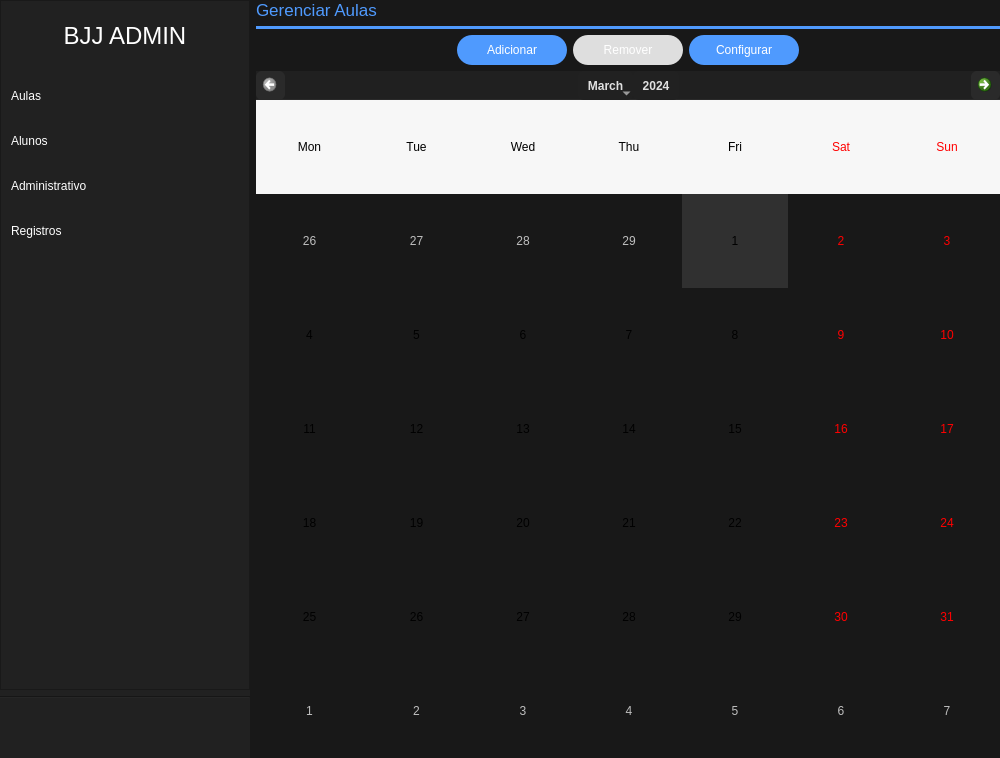
vitorcarnieli/desktop-bjjadmin, file views/ui/raw/main_view.ui: the form before one commit.
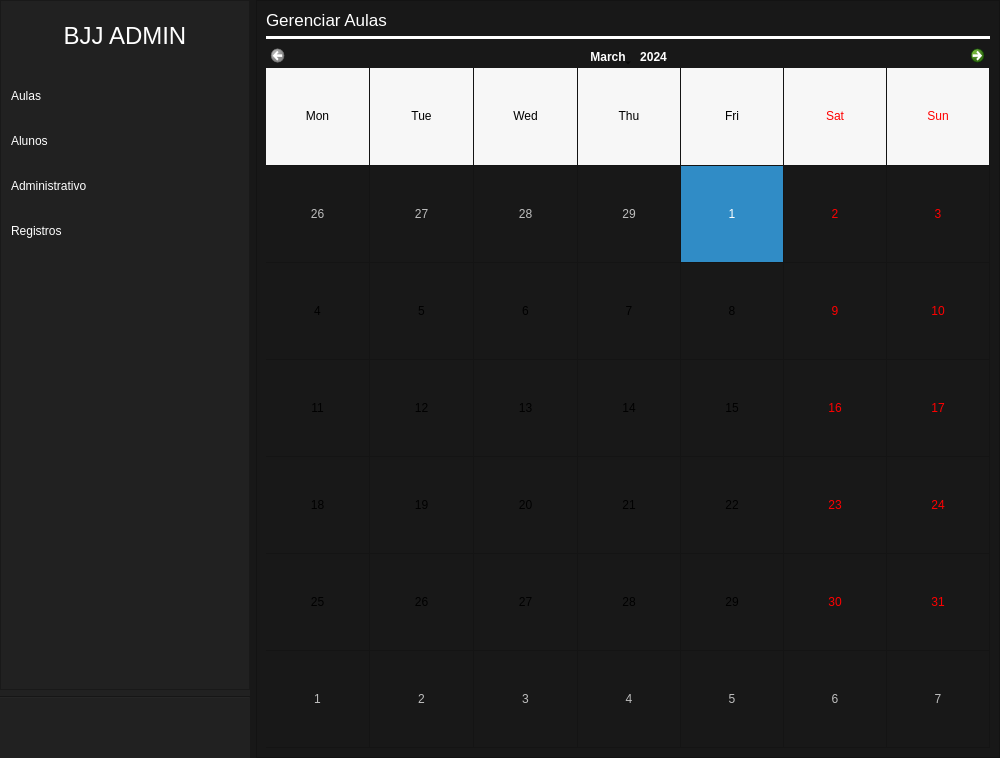
The form after the commit. The open tabs and pages were chosen to show the change. Icons and pictures are not drawn.

Commit message: feat: crud lessons

What changed in the file:
```diff
--- a/views/ui/raw/main_view.ui
+++ b/views/ui/raw/main_view.ui
@@ -349,6 +349,19 @@
          <number>0</number>
         </property>
         <item>
+         <widget class="QFrame" name="frame">
+          <property name="styleSheet">
+           <string notr="true">QFrame {
+margin-left: 0px;}</string>
+          </property>
+          <property name="frameShape">
+           <enum>QFrame::Shape::StyledPanel</enum>
+          </property>
+          <property name="frameShadow">
+           <enum>QFrame::Shadow::Raised</enum>
+          </property>
+          <layout class="QVBoxLayout" name="verticalLayout_7">
+           <item>
          <layout class="QVBoxLayout" name="verticalLayout">
           <property name="bottomMargin">
            <number>0</number>
@@ -361,7 +374,7 @@
              </font>
             </property>
             <property name="styleSheet">
-             <string notr="true">color: #4F9AFE</string>
+                <string notr="true">color: rgb(255, 255, 255);</string>
             </property>
             <property name="text">
              <string>Gerenciar Aulas</string>
@@ -372,182 +385,41 @@
            <widget class="Line" name="line_page_account">
             <property name="styleSheet">
              <string notr="true"> border: none;
-                            background: #4F9AFE;</string>
+                        background: rgb(255, 255, 255);</string>
             </property>
             <property name="orientation">
              <enum>Qt::Orientation::Horizontal</enum>
             </property>
            </widget>
-          </item>
-         </layout>
-        </item>
-        <item>
-         <layout class="QHBoxLayout" name="horizontalLayout">
-          <property name="topMargin">
-           <number>0</number>
-          </property>
-          <item>
-           <spacer name="horizontalSpacer">
-            <property name="orientation">
-             <enum>Qt::Orientation::Horizontal</enum>
-            </property>
-            <property name="sizeHint" stdset="0">
-             <size>
-              <width>40</width>
-              <height>20</height>
-             </size>
-            </property>
-           </spacer>
-          </item>
-          <item>
-           <widget class="QPushButton" name="btn_add_account">
-            <property name="enabled">
-             <bool>true</bool>
-            </property>
-            <property name="minimumSize">
-             <size>
-              <width>110</width>
-              <height>30</height>
-             </size>
-            </property>
-            <property name="maximumSize">
-             <size>
-              <width>250</width>
-              <height>30</height>
-             </size>
-            </property>
-            <property name="styleSheet">
-             <string notr="true">QPushButton {
-                            background: #4F9AFE;
-                            color: white;
-                            border-radius: 15px;
-                            }
-
-                            QPushButton:hover {
-                            background-color: rgb(59, 116, 190);
-                            color: white;
-                            }
-
-                            QPushButton:disabled{
-                            background-color: rgb(222, 222, 222);
-                            }</string>
-            </property>
-            <property name="text">
-             <string>Adicionar</string>
-            </property>
-            <property name="icon">
-             <iconset>
-              <normaloff>../../../../../2tec/engagement-telegram/views/icons/plus.png</normaloff>../../../../../2tec/engagement-telegram/views/icons/plus.png</iconset>
-            </property>
-           </widget>
-          </item>
-          <item>
-           <widget class="QPushButton" name="btn_remove_account">
-            <property name="enabled">
-             <bool>false</bool>
-            </property>
-            <property name="minimumSize">
-             <size>
-              <width>110</width>
-              <height>30</height>
-             </size>
-            </property>
-            <property name="maximumSize">
-             <size>
-              <width>250</width>
-              <height>30</height>
-             </size>
-            </property>
-            <property name="styleSheet">
-             <string notr="true">QPushButton {
-                            background: #4F9AFE;
-                            color: white;
-                            border-radius: 15px;
-                            }
-
-                            QPushButton:hover {
-                            background-color: rgb(59, 116, 190);
-                            color: white;
-                            }
-
-                            QPushButton:disabled{
-                            background-color: rgb(222, 222, 222);
-                            }</string>
-            </property>
-            <property name="text">
-             <string>Remover</string>
-            </property>
-            <property name="icon">
-             <iconset>
-              <normaloff>../../../../../2tec/engagement-telegram/views/icons/delete.png</normaloff>../../../../../2tec/engagement-telegram/views/icons/delete.png</iconset>
-            </property>
-           </widget>
-          </item>
-          <item>
-           <widget class="QPushButton" name="btn_lesson_configuration">
-            <property name="minimumSize">
-             <size>
-              <width>110</width>
-              <height>30</height>
-             </size>
-            </property>
-            <property name="styleSheet">
-             <string notr="true">QPushButton {
-                            background: #4F9AFE;
-                            color: white;
-                            border-radius: 15px;
-                            }
-
-                            QPushButton:hover {
-                            background-color: rgb(59, 116, 190);
-                            color: white;
-                            }
-
-                            QPushButton:disabled{
-                            background-color: rgb(222, 222, 222);
-                            }</string>
-            </property>
-            <property name="text">
-             <string>Configurar</string>
-            </property>
-           </widget>
-          </item>
-          <item>
-           <spacer name="horizontalSpacer_2">
-            <property name="orientation">
-             <enum>Qt::Orientation::Horizontal</enum>
-            </property>
-            <property name="sizeHint" stdset="0">
-             <size>
-              <width>40</width>
-              <height>20</height>
-             </size>
-            </property>
-           </spacer>
-          </item>
-         </layout>
         </item>
         <item>
          <widget class="QCalendarWidget" name="calendarWidget">
           <property name="styleSheet">
-           <string notr="true">QCalendarWidget {
-	background-color: #181818;
-	color: #e0e0e0;
-	border: 1px solid #2a2a2a;
+                <string notr="true">/* QCalendarWidget - Estilo Moderno */
+QCalendarWidget {
+    background-color: rgb(32, 32, 32);
+    border: 1px solid rgb(60, 60, 60);
+    border-radius: 12px;
+    padding: 8px;
 }
 
-/* Barra de navegação (mês/ano) */
+/* Barra de navegação superior */
 QCalendarWidget QWidget#qt_calendar_navigationbar {
-	background-color: #202020;
-	border-bottom: 1px solid #2a2a2a;
+    background-color: rgb(40, 40, 40);
+    border-radius: 0px;
+    padding: 4px;
+    margin-bottom: 0px;
 }
 
-/* Botões de navegação */
+/* Botões de navegação (anterior/próximo) */
 QCalendarWidget QToolButton {
-	color: #e0e0e0;
-	background-color: #2a2a2a;
-	border-radius: 6px;
-	padding: 5px;
+    background-color: rgb(50, 50, 50);
+    border: 1px solid rgb(70, 70, 70);
+    border-radius: 6px;
+    color: rgb(220, 220, 220);
+    padding: 6px;
+    margin: 2px;
+    font-weight: bold;
 }
 
 QCalendarWidget QToolButton:hover {
@@ -558,44 +430,177 @@
 	background-color: #505050;
 }
 
-/* Label do mês/ano */
-QCalendarWidget QToolButton#qt_calendar_monthbutton,
+/* Botão do menu (dropdown ano/mês) */
+QCalendarWidget QToolButton::menu-indicator {
+    image: none;
+    width: 0px;
+}
+
+/* Setas de navegação */
+QCalendarWidget QToolButton#qt_calendar_prevmonth {
+    qproperty-icon: url(none);
+    qproperty-text: &quot;&lt;&quot;;
+}
+
+QCalendarWidget QToolButton#qt_calendar_nextmonth {
+    qproperty-icon: url(none);
+    qproperty-text: &quot;&gt;&quot;;
+}
+
+/* Botão de seleção de mês */
+QCalendarWidget QToolButton#qt_calendar_monthbutton {
+    background-color: transparent;
+    border: none;
+    color: rgb(70, 130, 255);
+    font-size: 14px;
+    font-weight: bold;
+    padding: 6px 12px;
+}
+
+QCalendarWidget QToolButton#qt_calendar_monthbutton:hover {
+    background-color: rgb(50, 50, 50);
+    border-radius: 6px;
+}
+
+/* Botão de seleção de ano */
 QCalendarWidget QToolButton#qt_calendar_yearbutton {
-	background-color: #212121 ;
-	font-weight: bold;
+    background-color: transparent;
+    border: none;
+    color: rgb(70, 130, 255);
+    font-size: 14px;
+    font-weight: bold;
+    padding: 6px 12px;
 }
 
-/* Dias da semana */
-QCalendarWidget QHeaderView::section {
-	background-color: #212121 ;
-	color: #fff;
-	padding: 4px;
-	border: none;
+QCalendarWidget QToolButton#qt_calendar_yearbutton:hover {
+    background-color: rgb(50, 50, 50);
+    border-radius: 6px;
 }
 
-/* Área dos dias */
+/* Menu dropdown para mês/ano */
+QCalendarWidget QMenu {
+    background-color: rgb(40, 40, 40);
+    border: 1px solid rgb(70, 70, 70);
+    border-radius: 8px;
+    padding: 4px;
+}
+
+QCalendarWidget QMenu::item {
+    padding: 6px 20px;
+    color: rgb(220, 220, 220);
+    border-radius: 4px;
+}
+
+QCalendarWidget QMenu::item:selected {
+    background-color: rgb(70, 130, 255);
+}
+
+/* SpinBox para navegação de ano */
+QCalendarWidget QSpinBox {
+    background-color: rgb(50, 50, 50);
+    border: 1px solid rgb(70, 70, 70);
+    border-radius: 6px;
+    color: rgb(220, 220, 220);
+    padding: 4px 8px;
+    selection-background-color: rgb(70, 130, 255);
+}
+
+QCalendarWidget QSpinBox::up-button,
+QCalendarWidget QSpinBox::down-button {
+    background-color: rgb(60, 60, 60);
+    border: none;
+    border-radius: 3px;
+}
+
+QCalendarWidget QSpinBox::up-button:hover,
+QCalendarWidget QSpinBox::down-button:hover {
+    background-color: rgb(70, 130, 255);
+}
+
+/* Tabela do calendário */
+QCalendarWidget QTableView {
+    background-color: rgb(32, 32, 32);
+    border: none;
+    selection-background-color: rgb(70, 130, 255);
+    selection-color: white;
+    outline: none;
+    gridline-color: rgb(45, 45, 45);
+}
+
+/* Cabeçalho (dias da semana) */
+QCalendarWidget QTableView QHeaderView::section {
+    background-color: #323232;
+    color: rgb(150, 150, 150);
+    padding: 8px;
+    border: none;
+    font-weight: bold;
+    font-size: 11px;
+    text-transform: uppercase;
+}
+
+/* Células do calendário */
 QCalendarWidget QAbstractItemView {
-	background-color: #181818;
-	selection-background-color: #303030;
-	selection-color: #000000;
-	outline: 0;
+    color: rgb(220, 220, 220);
+    font-size: 13px;
 }
 
-/* Dia atual (hoje) */
-QCalendarWidget QAbstractItemView::item: !selected: !disabled:today {
-	background-color: #2f2f2f;
-	border: 1px solid #3daee9;
-	color: #ffffff;
+QCalendarWidget QAbstractItemView:enabled {
+    color: rgb(220, 220, 220);
 }
 
-/* Dias fora do mês */
-QCalendarWidget QAbstractItemView::item:disabled {
-	color: #555555;
+QCalendarWidget QAbstractItemView:disabled {
+    color: rgb(100, 100, 100);
 }
 
-/* Hover nos dias */
-QCalendarWidget QAbstractItemView::item:hover {
-	background-color: #2a2a2a;
+/* Dia atual */
+QCalendarWidget QAbstractItemView:enabled {
+    selection-background-color: rgb(70, 130, 255);
+    selection-color: white;
+}
+
+/* Células do calendário - sem efeito de fundo */
+QCalendarWidget QTableView::item {
+    background-color: transparent;
+}
+
+QCalendarWidget QTableView::item:hover {
+    background-color: rgb(50, 50, 50);
+    border-radius: 4px;
+}
+
+/* Dia selecionado */
+QCalendarWidget QTableView::item:selected {
+    background-color: rgb(70, 130, 255);
+    color: white;
+    border-radius: 4px;
+    font-weight: bold;
+}
+
+/* Dias de outros meses (desabilitados) */
+QCalendarWidget QTableView::item:disabled {
+    color: rgb(80, 80, 80);
+}
+
+/* Scrollbars (caso apareçam) */
+QCalendarWidget QScrollBar:vertical {
+    background-color: rgb(32, 32, 32);
+    width: 12px;
+    border-radius: 6px;
+}
+
+QCalendarWidget QScrollBar::handle:vertical {
+    background-color: rgb(70, 70, 70);
+    border-radius: 6px;
+    min-height: 20px;
+}
+
+QCalendarWidget QScrollBar::handle:vertical:hover {
+    background-color: rgb(90, 90, 90);
+}
+
+QCalendarWidget QScrollBar::add-line:vertical,
+QCalendarWidget QScrollBar::sub-line:vertical {
+    height: 0px;
 }</string>
           </property>
           <property name="minimumDate">
@@ -613,7 +618,7 @@
            </date>
           </property>
           <property name="gridVisible">
-           <bool>false</bool>
+                <bool>true</bool>
           </property>
           <property name="horizontalHeaderFormat">
            <enum>QCalendarWidget::HorizontalHeaderFormat::ShortDayNames</enum>
@@ -630,6 +635,11 @@
          </widget>
         </item>
        </layout>
+           </item>
+          </layout>
+         </widget>
+        </item>
+       </layout>
       </widget>
       <widget class="QWidget" name="page_student">
        <layout class="QVBoxLayout" name="verticalLayout_16">
```
Left out of the diff: 7 changed lines with no effect on the pictures. Lines whose indentation alone changed are shown as unchanged. The commit also changes 23 other files.
